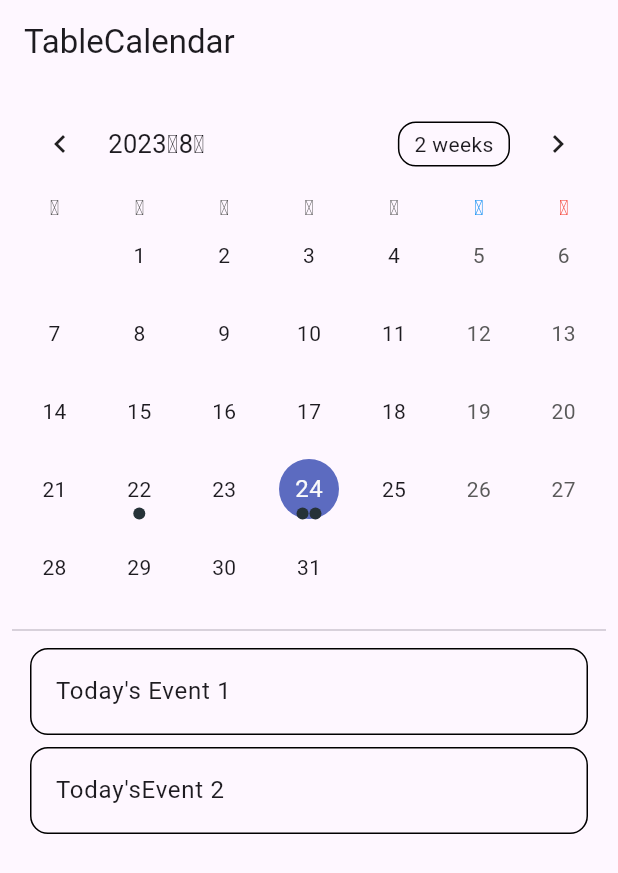
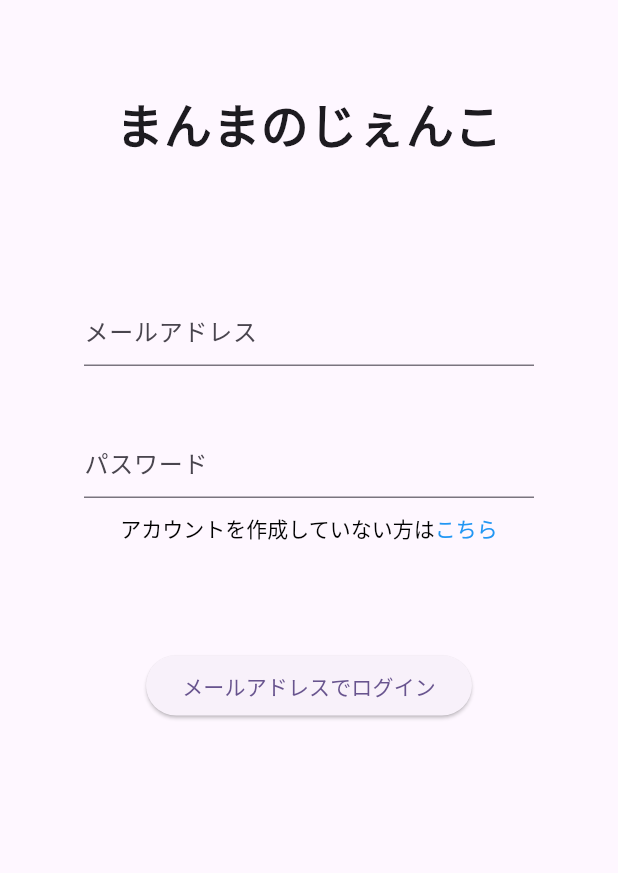
Before and after one commit to takumi3110/foodcostcalculator, a Flutter app: the screen it shows after launch, on a phone screen of 412 x 824 dp. Shown: the top 873 px of the screen. Run offline on Flutter 3.47's test engine with Material 2 defaults, Android fonts, the phone set to English and light mode, and no system bars; drawn by our look-alikes of table_calendar.

Commit message:
add: ログインページ雛形作成

```diff
--- a/lib/main.dart
+++ b/lib/main.dart
@@ -1,7 +1,8 @@
 import 'package:flutter/material.dart';
+import 'package:foodcost/view/start_up/login_page.dart';
 import 'package:intl/date_symbol_data_local.dart';
 
-import 'view/table_calendar.dart';
+import 'view/calendar/table_calendar.dart';
 
 
 void main() {
@@ -20,6 +21,8 @@ class MyApp extends StatelessWidget {
           colorScheme: ColorScheme.fromSeed(seedColor: Colors.deepPurple),
           useMaterial3: true,
         ),
-        home: const TableBasicsExample());
+        // home: const TableBasicsExample());
+        home: const LoginPage()
+    );
   }
 }
--- a/lib/view/table_calendar.dart
+++ b/lib/view/calendar/table_calendar.dart
@@ -2,7 +2,7 @@ import 'package:flutter/material.dart';
 import 'package:intl/intl.dart';
 import 'package:table_calendar/table_calendar.dart';
 
-import '../utils/utils.dart';
+import '../../utils/utils.dart';
 
 class TableBasicsExample extends StatefulWidget {
   const TableBasicsExample({super.key});
--- /dev/null
+++ b/lib/view/start_up/login_page.dart
@@ -0,0 +1,75 @@
+import 'package:flutter/gestures.dart';
+import 'package:flutter/material.dart';
+
+class LoginPage extends StatefulWidget {
+  const LoginPage({super.key});
+
+  @override
+  State<LoginPage> createState() => _LoginPageState();
+}
+
+class _LoginPageState extends State<LoginPage> {
+  TextEditingController emailController = TextEditingController();
+  TextEditingController passController = TextEditingController();
+
+  @override
+  Widget build(BuildContext context) {
+    return Scaffold(
+      body: SafeArea(
+        child: Padding(
+          padding: const EdgeInsets.all(10.0),
+          child: Container(
+            width: double.infinity,
+            child: Column(
+              children: [
+                const SizedBox(height: 50,),
+                const Text(
+                  'まんまのじぇんこ',
+                  style: TextStyle(fontSize: 32, fontWeight: FontWeight.bold),
+                ),
+                const SizedBox(height: 50,),
+                Padding(
+                  padding: const EdgeInsets.symmetric(vertical: 40.0),
+                  child: SizedBox(
+                    width: 300,
+                    child: TextField(
+                      controller: emailController,
+                      decoration: const InputDecoration(
+                        hintText: 'メールアドレス'
+                      ),
+                    ),
+                  ),
+                ),
+                SizedBox(
+                  width: 300,
+                  child: TextField(
+                    controller: passController,
+                    decoration: const InputDecoration(
+                        hintText: 'パスワード'
+                    ),
+                  ),
+                ),
+                const SizedBox(height: 10,),
+                RichText(text: TextSpan(
+                  style: const TextStyle(color: Colors.black),
+                  children: [
+                    const TextSpan(text: 'アカウントを作成していない方は'),
+                    TextSpan(
+                      text: 'こちら',
+                      style: const TextStyle(color: Colors.blue),
+                      recognizer: TapGestureRecognizer()..onTap = () {
+                        // TODO: ここにルーティング
+                      }
+                    )
+                  ]
+                )),
+                const SizedBox(height: 70,),
+                ElevatedButton(onPressed: () {}, child: const Text('メールアドレスでログイン'))
+              ],
+            ),
+          ),
+        ),
+      ),
+    );
+  }
+}
```
